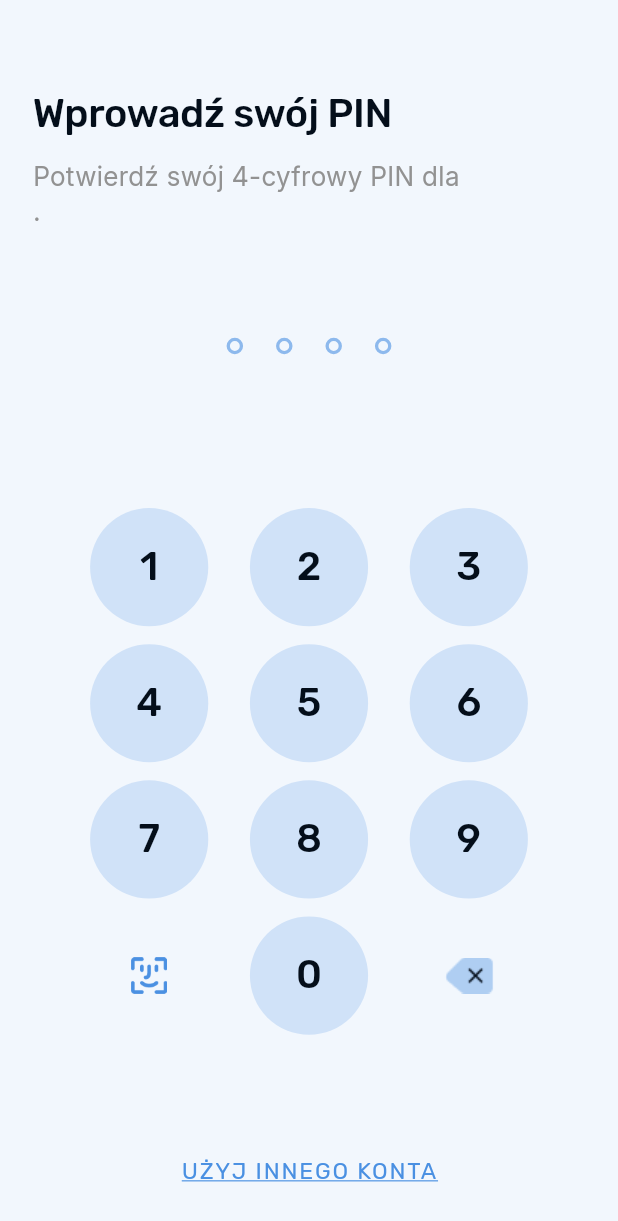
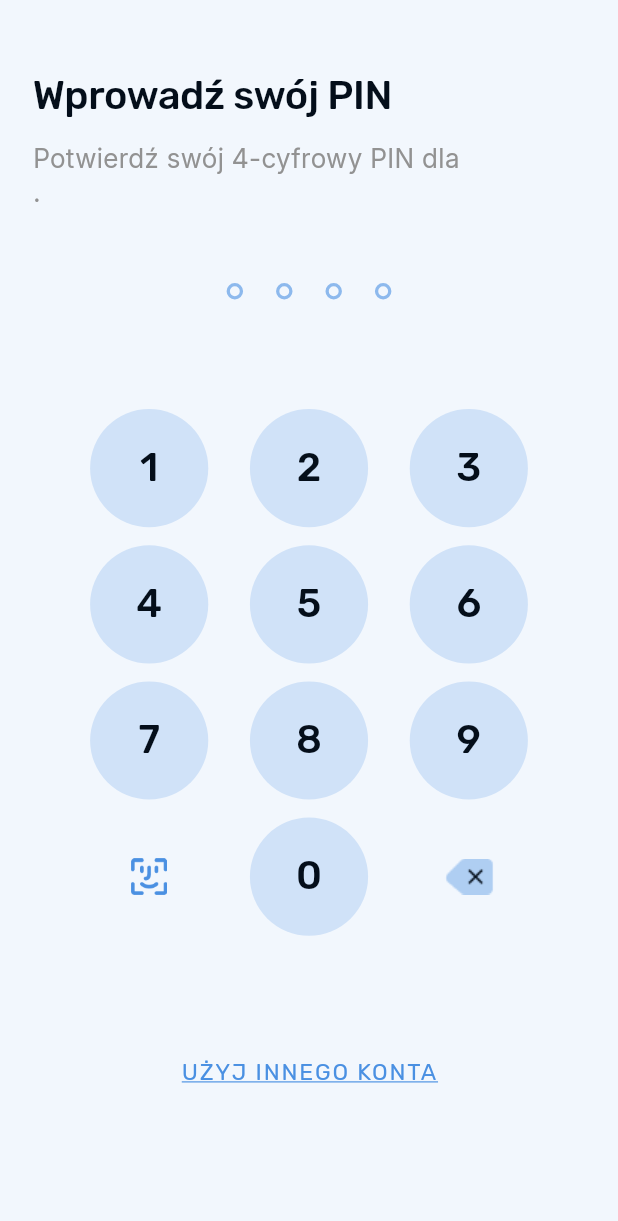
Before and after one commit to WebgateSystems/akademy2-mobile, a Flutter app: the UnlockPage screen opened directly with empty values, on a phone screen of 412 x 824 dp. Shown: the top 1221 px of the screen. Run offline on Flutter 3.47's test engine with Material 3 defaults, Android fonts, the light colour scheme and no system bars; our stand-ins replace connectivity_plus, dio, file_picker, flutter_riverpod, flutter_screenutil, flutter_secure_storage and 11 more; missing offline and left inert: dio_smart_retry, downloadsfolder, flutter_pdfview, isar_plus, mobile_scanner, vector_graphics_compiler and 1 more; accounts and stored records are empty; generated files the repository leaves out were written again; statements that could not run were skipped.

Commit message:
виправлення помилок

```diff
--- a/lib/app/view/base_page_with_toolbar.dart
+++ b/lib/app/view/base_page_with_toolbar.dart
@@ -37,7 +37,7 @@ class BasePageWithToolbar extends StatelessWidget {
             height: constraints.maxHeight,
             child: Column(
               children: [
-                SizedBox(height: 44.h),
+                SizedBox(height: 32.h),
                 if (showBackButton && !isOneToolbarRow)
                   Padding(
                     padding: EdgeInsets.only(top: 16.h),
@@ -103,7 +103,7 @@ class BasePageWithToolbar extends StatelessWidget {
                             ),
                           ),
                         ...?children,
-                        SizedBox(height: paddingBottom ?? 64.h),
+                        SizedBox(height: paddingBottom ?? 57.h),
                       ],
                     ),
                   ),
@@ -116,7 +116,7 @@ class BasePageWithToolbar extends StatelessWidget {
         return SingleChildScrollView(
           child: Column(
             children: [
-              SizedBox(height: 44.h),
+              SizedBox(height: 32.h),
               if (showBackButton)
                 Padding(
                   padding: EdgeInsets.only(top: 16.h),
--- a/lib/core/network/api.dart
+++ b/lib/core/network/api.dart
@@ -1,5 +1,5 @@
 class Api {
-  static const String baseUploadUrl = 'https://test.akademy.edu.pl';
+  static const String baseUploadUrl = 'https://akademy.edu.pl';
 
   static const String baseUrl = '$baseUploadUrl/api';
 
--- a/lib/features/auth/pin_pages.dart
+++ b/lib/features/auth/pin_pages.dart
@@ -226,9 +226,9 @@ class PinScaffold extends StatelessWidget {
         subtitle: subtitle,
         showBackButton: showBackButton,
         children: [
-          SizedBox(height: 56.h),
+          SizedBox(height: 32.h),
           DotsWidget(pin: pin),
-          if (hasError) SizedBox(height: 16.h),
+          if (hasError) SizedBox(height: 8.h),
           if (hasError)
             Row(
               mainAxisSize: MainAxisSize.max,
@@ -245,7 +245,7 @@ class PinScaffold extends StatelessWidget {
                 ),
               ],
             ),
-          SizedBox(height: 101.h),
+          SizedBox(height: 72.h),
           if (showProgress) Center(child: const CircularProgressWidget()),
           if (!showProgress)
             Row(
@@ -259,7 +259,7 @@ class PinScaffold extends StatelessWidget {
                 ),
               ],
             ),
-          if (footer != null) SizedBox(height: 24.h),
+          if (footer != null) SizedBox(height: 12.h),
           if (footer != null) footer!,
         ],
       ),
@@ -325,7 +325,7 @@ class _PinKeypad extends StatelessWidget {
     ];
     return SizedBox(
       width: 280.w,
-      height: 384.h,
+      height: 396.h,
       child: GridView.builder(
         physics: const NeverScrollableScrollPhysics(),
         itemCount: keys.length,
--- a/lib/features/auth/unlock_page.dart
+++ b/lib/features/auth/unlock_page.dart
@@ -233,11 +233,9 @@ class _UnlockPageState extends ConsumerState<UnlockPage>
         ),
         if (_biometricInProgress)
           Positioned.fill(
-            child: AbsorbPointer(
-              absorbing: true,
-              child: Container(
-                color: Colors.black54,
-                child: Center(
+            child: Scaffold(
+              backgroundColor: Colors.black87.withValues(alpha: .8),
+              body: Center(
                 child: Column(
                   mainAxisSize: MainAxisSize.min,
                   children: [
@@ -264,7 +262,6 @@ class _UnlockPageState extends ConsumerState<UnlockPage>
               ),
             ),
           ),
-          ),
       ],
     );
   }
```
Also changed, not shown: lib/features/modules/module_page.dart (+92 -21 lines), lib/features/videos/add_video_page.dart (+20 -0 lines). Lines whose indentation alone changed are shown as unchanged.
